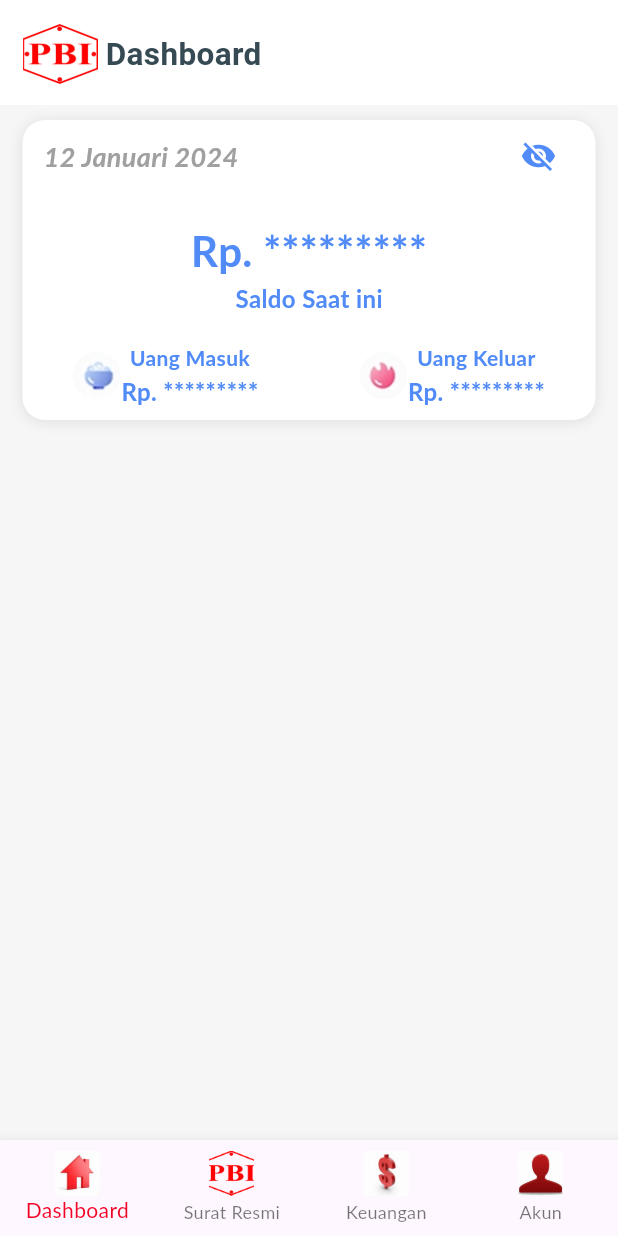
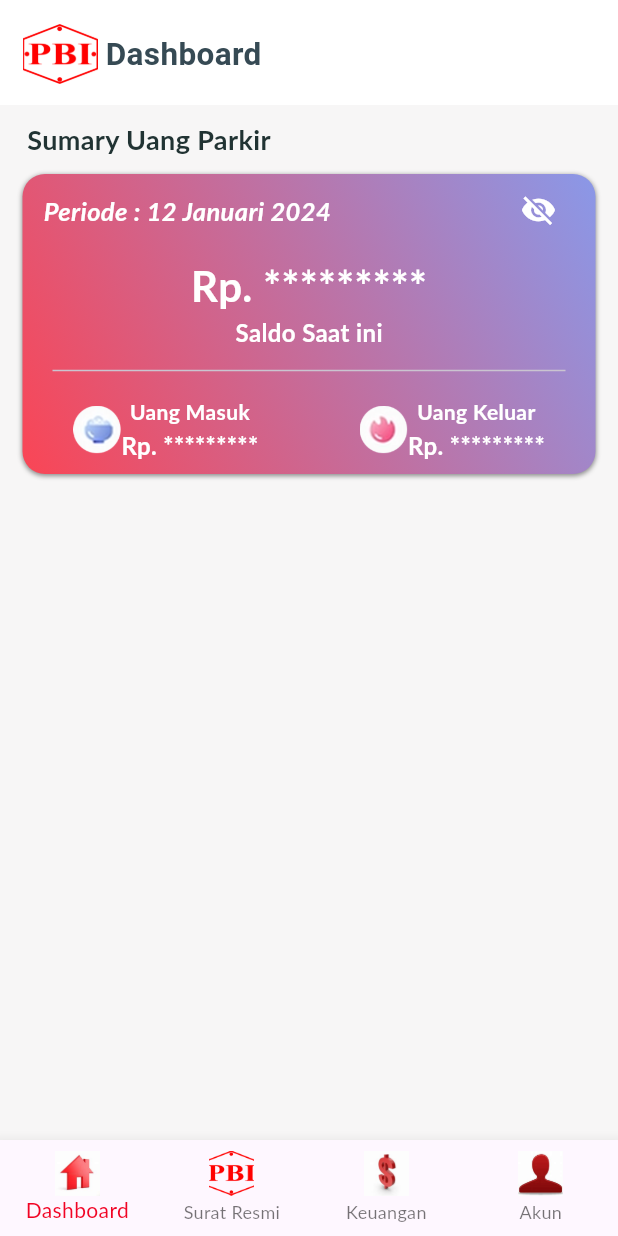
Before and after one commit to BangPei/fl_pbi, a Flutter app: the HomeScreen screen opened by its route, on a phone screen of 412 x 824 dp. Run offline on Flutter 3.47's test engine with Material 3 defaults, Android fonts, the phone set to English and light mode, and no system bars; our stand-ins replace badges, dio, dotted_border, equatable, flutter_bloc, flutter_image_compress and 11 more; accounts and stored records are empty; generated files the repository leaves out were written again; Roboto replaces fonts that are missing (Lato).

Commit message:
modified card mony

```diff
--- a/lib/library/app_theme.dart
+++ b/lib/library/app_theme.dart
@@ -1,3 +1,4 @@
+import 'package:fl_pbi/library/hexcolor.dart';
 import 'package:flutter/material.dart';
 
 class AppTheme {
@@ -6,7 +7,7 @@ class AppTheme {
   static const Color white = Color(0xFFFFFFFF);
   static const Color background = Color(0xFFF2F3F8);
   static const Color nearlyDarkBlue = Color(0xFF2633C5);
-  static const Color nearlyDarkRed = Color.fromARGB(255, 247, 28, 46);
+  static const Color nearlyDarkRed = Color.fromARGB(255, 250, 69, 85);
 
   static const Color nearlyBlue = Color(0xFF00B6F0);
   static const Color nearlyBlack = Color(0xFF213333);
@@ -88,4 +89,22 @@ class AppTheme {
     letterSpacing: 0.2,
     color: lightText, // was lightText
   );
+
+  static Gradient gradient = LinearGradient(
+    colors: [
+      HexColor("#8A98E8"),
+      AppTheme.nearlyDarkRed,
+    ],
+    begin: const FractionalOffset(1.0, 0.0),
+    end: const FractionalOffset(0.0, 1.0),
+    stops: const [0.0, 1.0],
+    tileMode: TileMode.repeated,
+  );
+
+  static const BoxShadow boxShadow = BoxShadow(
+    color: Color.fromARGB(255, 138, 138, 138),
+    spreadRadius: 0.2,
+    blurRadius: 2,
+    offset: Offset(0, 1),
+  );
 }
--- a/lib/screen/home/home_screen.dart
+++ b/lib/screen/home/home_screen.dart
@@ -2,6 +2,7 @@ import 'package:fl_pbi/library/app_theme.dart';
 import 'package:fl_pbi/library/common.dart';
 import 'package:fl_pbi/widget.dart/card_summary.dart';
 import 'package:fl_pbi/widget.dart/custom_appbar.dart';
+import 'package:fl_pbi/widget.dart/form_title.dart';
 import 'package:flutter/material.dart';
 
 class HomeScreen extends StatefulWidget {
@@ -31,7 +32,16 @@ class _HomeScreenState extends State<HomeScreen> {
       ),
       body: const SingleChildScrollView(
         child: Column(
+          crossAxisAlignment: CrossAxisAlignment.start,
           children: [
+            FormTitle(
+              title: 'Sumary Uang Parkir',
+              padding: EdgeInsets.only(
+                left: 18,
+                top: 10,
+                bottom: 10,
+              ),
+            ),
             CardSummary(),
           ],
         ),
--- a/lib/screen/profile/screen/profile_screen.dart
+++ b/lib/screen/profile/screen/profile_screen.dart
@@ -16,7 +16,7 @@ class ProfileScreen extends StatefulWidget {
 }
 
 class _ProfileScreenState extends State<ProfileScreen> {
-  Color color = AppTheme.nearlyDarkRed.withOpacity(0.5);
+  Color color = AppTheme.nearlyDarkRed;
   bool loading = false;
   String? accountName;
   String? imageurl;
--- a/lib/widget.dart/card_banner.dart
+++ b/lib/widget.dart/card_banner.dart
@@ -1,5 +1,4 @@
 import 'package:fl_pbi/library/app_theme.dart';
-import 'package:fl_pbi/library/hexcolor.dart';
 import 'package:flutter/material.dart';
 
 class CardBanner extends StatelessWidget {
@@ -11,7 +10,8 @@ class CardBanner extends StatelessWidget {
     Key? key,
     required this.title,
     this.trailing,
-    this.leading, this.onTap,
+    this.leading,
+    this.onTap,
   }) : super(key: key);
 
   @override
@@ -26,17 +26,8 @@ class CardBanner extends StatelessWidget {
           vertical: 15,
         ),
         decoration: BoxDecoration(
-          gradient: LinearGradient(
-            colors: [
-              HexColor("#8A98E8"),
-              AppTheme.nearlyDarkRed,
-            ],
-            begin: const FractionalOffset(1.0, 0.0),
-            end: const FractionalOffset(0.0, 1.0),
-            stops: const [0.0, 1.0],
-            tileMode: TileMode.repeated,
-          ),
-          color: AppTheme.nearlyDarkBlue.withOpacity(0.7),
+          gradient: AppTheme.gradient,
+          boxShadow: const [AppTheme.boxShadow],
           borderRadius: BorderRadius.circular(10),
         ),
         child: Row(
--- a/lib/widget.dart/card_summary.dart
+++ b/lib/widget.dart/card_summary.dart
@@ -17,19 +17,13 @@ class _CardSummaryState extends State<CardSummary> {
   @override
   Widget build(BuildContext context) {
     return Padding(
-      padding: const EdgeInsets.only(left: 15, right: 15, top: 10),
+      padding: const EdgeInsets.only(left: 15, right: 15),
       child: Container(
         height: 200,
         decoration: BoxDecoration(
           color: AppTheme.white,
-          boxShadow: const [
-            BoxShadow(
-              color: Color.fromARGB(255, 223, 223, 223),
-              spreadRadius: 0.2,
-              blurRadius: 7,
-              offset: Offset(0, 1),
-            ),
-          ],
+          gradient: AppTheme.gradient,
+          boxShadow: const [AppTheme.boxShadow],
           borderRadius: BorderRadius.circular(15),
         ),
         child: Column(
@@ -41,11 +35,11 @@ class _CardSummaryState extends State<CardSummary> {
                 mainAxisAlignment: MainAxisAlignment.spaceBetween,
                 children: [
                   const Text(
-                    "12 Januari 2024",
+                    "Periode : 12 Januari 2024",
                     style: TextStyle(
                       fontWeight: FontWeight.w700,
-                      color: Color.fromARGB(255, 160, 160, 160),
-                      fontSize: 18,
+                      color: AppTheme.white,
+                      fontSize: 17,
                       fontStyle: FontStyle.italic,
                     ),
                   ),
@@ -59,7 +53,7 @@ class _CardSummaryState extends State<CardSummary> {
                     },
                     icon: Icon(
                       _iconData,
-                      color: AppTheme.blue,
+                      color: AppTheme.white,
                     ),
                   )
                 ],
@@ -75,7 +69,7 @@ class _CardSummaryState extends State<CardSummary> {
                     style: const TextStyle(
                       fontSize: 28,
                       fontWeight: FontWeight.bold,
-                      color: AppTheme.blue,
+                      color: AppTheme.white,
                     ),
                   ),
                   const Text(
@@ -83,11 +77,15 @@ class _CardSummaryState extends State<CardSummary> {
                     style: TextStyle(
                       fontSize: 16,
                       fontWeight: FontWeight.bold,
-                      color: AppTheme.blue,
+                      color: AppTheme.white,
                     ),
                   ),
                 ],
               ),
+            ),
+            const Padding(
+              padding: EdgeInsets.only(bottom: 10.0, left: 20, right: 20),
+              child: Divider(),
             ),
             Padding(
               padding: const EdgeInsets.only(bottom: 8.0),
@@ -147,7 +145,7 @@ class MoneyWidget extends StatelessWidget {
                 style: const TextStyle(
                   fontSize: 14,
                   fontWeight: FontWeight.bold,
-                  color: AppTheme.blue,
+                  color: AppTheme.white,
                 ),
               ),
               Text(
@@ -155,7 +153,7 @@ class MoneyWidget extends StatelessWidget {
                 style: const TextStyle(
                   fontSize: 16,
                   fontWeight: FontWeight.bold,
-                  color: AppTheme.blue,
+                  color: AppTheme.white,
                 ),
               ),
             ],
--- a/lib/widget.dart/form_title.dart
+++ b/lib/widget.dart/form_title.dart
@@ -3,16 +3,18 @@ import 'package:flutter/material.dart';
 
 class FormTitle extends StatelessWidget {
   final String title;
-  const FormTitle({super.key, required this.title});
+  final EdgeInsetsGeometry? padding;
+  const FormTitle({super.key, required this.title, this.padding});
 
   @override
   Widget build(BuildContext context) {
     return Padding(
-      padding: const EdgeInsets.only(
-        left: 5.0,
-        bottom: 10,
-        top: 10,
-      ),
+      padding: padding ??
+          const EdgeInsets.only(
+            left: 5.0,
+            bottom: 10,
+            top: 10,
+          ),
       child: Text(
         title,
         style: const TextStyle(
```
